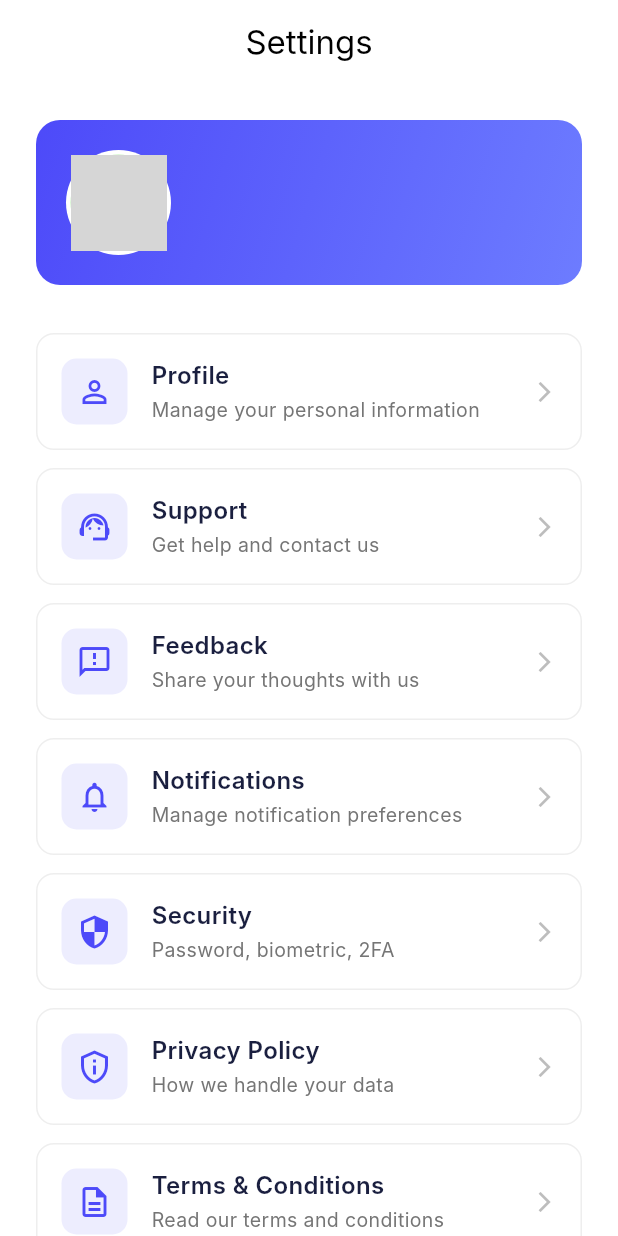
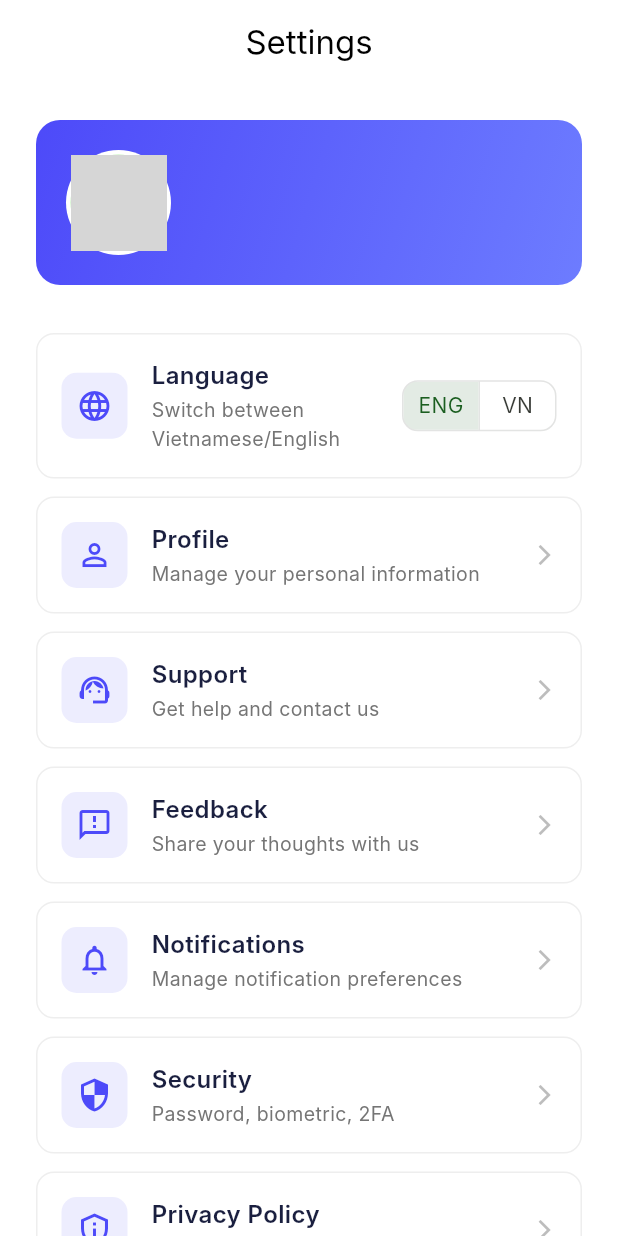
Before and after one commit to blacki0214/creditscoringapp, a Flutter app: the SettingsPage screen opened directly, on a phone screen of 412 x 824 dp. Run offline on Flutter 3.47's test engine with Material 3 defaults, Android fonts, the phone set to English and light mode, and no system bars; our stand-ins replace camera, cloud_firestore, file_picker, firebase_auth, firebase_core, firebase_storage and 6 more; accounts and stored records are empty; generated files the repository leaves out were written again; network calls fail; Roboto replaces fonts that are missing (Inter); statements that could not run were skipped; grey boxes are pictures that could not be loaded.

```diff
--- a/lib/settings/settings_page.dart
+++ b/lib/settings/settings_page.dart
@@ -3,6 +3,7 @@ import 'package:provider/provider.dart';
 import '../auth/login_page.dart';
 import '../viewmodels/settings_viewmodel.dart';
 import '../viewmodels/auth_viewmodel.dart';
+import '../viewmodels/language_viewmodel.dart';
 import 'profile_page.dart';
 import 'support_page.dart';
 import 'feedback_page.dart';
@@ -32,6 +33,8 @@ class _SettingsPageState extends State<SettingsPage> {
   @override
   Widget build(BuildContext context) {
     final settingsViewModel = context.watch<SettingsViewModel>();
+    final languageViewModel = context.watch<LanguageViewModel>();
+    final isVietnamese = languageViewModel.isVietnamese;
 
     return Scaffold(
       backgroundColor: Colors.white,
@@ -39,7 +42,10 @@ class _SettingsPageState extends State<SettingsPage> {
         backgroundColor: Colors.transparent,
         elevation: 0,
         automaticallyImplyLeading: false,
-        title: const Text('Settings', style: TextStyle(color: Colors.black)),
+        title: Text(
+          isVietnamese ? 'Cài đặt' : 'Settings',
+          style: const TextStyle(color: Colors.black),
+        ),
       ),
       body: SafeArea(
         child: Column(
@@ -111,6 +117,17 @@ class _SettingsPageState extends State<SettingsPage> {
                     ),
                     const SizedBox(height: 32),
                     // Settings options
+                    _buildSettingItem(
+                      context,
+                      icon: Icons.language,
+                      title: isVietnamese ? 'Ngôn ngữ' : 'Language',
+                      subtitle: isVietnamese
+                          ? 'Chuyển đổi tiếng Việt/English'
+                          : 'Switch between Vietnamese/English',
+                      trailing: _buildLanguageToggle(languageViewModel),
+                      onTap: () {},
+                    ),
+                    const SizedBox(height: 12),
                     _buildSettingItem(
                       context,
                       icon: Icons.person_outline,
@@ -228,14 +245,14 @@ class _SettingsPageState extends State<SettingsPage> {
                             side: BorderSide(color: Colors.red.shade200),
                           ),
                         ),
-                        child: const Row(
+                        child: Row(
                           mainAxisAlignment: MainAxisAlignment.center,
                           children: [
-                            Icon(Icons.logout, size: 20),
-                            SizedBox(width: 8),
+                            const Icon(Icons.logout, size: 20),
+                            const SizedBox(width: 8),
                             Text(
-                              'Logout',
-                              style: TextStyle(
+                              isVietnamese ? 'Đăng xuất' : 'Logout',
+                              style: const TextStyle(
                                 fontSize: 16,
                                 fontWeight: FontWeight.w600,
                               ),
@@ -300,6 +317,7 @@ class _SettingsPageState extends State<SettingsPage> {
     required String title,
     required String subtitle,
     required VoidCallback onTap,
+    Widget? trailing,
   }) {
     return InkWell(
       onTap: onTap,
@@ -342,18 +360,49 @@ class _SettingsPageState extends State<SettingsPage> {
                 ],
               ),
             ),
-            Icon(
-              Icons.arrow_forward_ios,
-              size: 16,
-              color: Colors.grey.shade400,
-            ),
+            trailing ??
+                Icon(
+                  Icons.arrow_forward_ios,
+                  size: 16,
+                  color: Colors.grey.shade400,
+                ),
           ],
         ),
       ),
     );
   }
 
+  Widget _buildLanguageToggle(LanguageViewModel languageViewModel) {
+    return ToggleButtons(
+      borderRadius: BorderRadius.circular(10),
+      constraints: const BoxConstraints(minHeight: 32, minWidth: 50),
+      isSelected: [
+        !languageViewModel.isVietnamese,
+        languageViewModel.isVietnamese,
+      ],
+      onPressed: (index) {
+        if (index == 0) {
+          languageViewModel.setLanguage('en');
+          return;
+        }
+        languageViewModel.setLanguage('vi');
+      },
+      children: const [
+        Padding(
+          padding: EdgeInsets.symmetric(horizontal: 8),
+          child: Text('ENG'),
+        ),
+        Padding(
+          padding: EdgeInsets.symmetric(horizontal: 8),
+          child: Text('VN'),
+        ),
+      ],
+    );
+  }
+
   void _showLogoutDialog(BuildContext context) {
+    final isVietnamese = context.read<LanguageViewModel>().isVietnamese;
+
     showDialog(
       context: context,
       builder: (BuildContext context) {
@@ -361,16 +410,18 @@ class _SettingsPageState extends State<SettingsPage> {
           shape: RoundedRectangleBorder(
             borderRadius: BorderRadius.circular(16),
           ),
-          title: const Text(
-            'Logout',
-            style: TextStyle(
+          title: Text(
+            isVietnamese ? 'Đăng xuất' : 'Logout',
+            style: const TextStyle(
               fontWeight: FontWeight.bold,
               color: Color(0xFF1A1F3F),
             ),
           ),
-          content: const Text(
-            'Are you sure you want to logout?',
-            style: TextStyle(fontSize: 15),
+          content: Text(
+            isVietnamese
+                ? 'Bạn có chắc chắn muốn đăng xuất?'
+                : 'Are you sure you want to logout?',
+            style: const TextStyle(fontSize: 15),
           ),
           actions: [
             TextButton(
@@ -378,7 +429,7 @@ class _SettingsPageState extends State<SettingsPage> {
                 Navigator.of(context).pop();
               },
               child: Text(
-                'Cancel',
+                isVietnamese ? 'Hủy' : 'Cancel',
                 style: TextStyle(
                   color: Colors.grey.shade600,
                   fontWeight: FontWeight.w600,
@@ -403,9 +454,9 @@ class _SettingsPageState extends State<SettingsPage> {
                   borderRadius: BorderRadius.circular(8),
                 ),
               ),
-              child: const Text(
-                'Logout',
-                style: TextStyle(
+              child: Text(
+                isVietnamese ? 'Đăng xuất' : 'Logout',
+                style: const TextStyle(
                   fontWeight: FontWeight.w600,
                   color: Colors.white,
                 ),
--- a/pubspec.yaml
+++ b/pubspec.yaml
@@ -30,6 +30,8 @@ environment:
 dependencies:
   flutter:
     sdk: flutter
+  flutter_localizations:
+    sdk: flutter
 
   # The following adds the Cupertino Icons font to your application.
   # Use with the CupertinoIcons class for iOS style icons.
@@ -51,7 +53,7 @@ dependencies:
   permission_handler: ^11.3.1
 
   # Date Formatting
-  intl: ^0.19.0
+  intl: ^0.20.2
 
   # Environment Variables & Security
   flutter_dotenv: ^5.1.0
```
Also changed, not shown: lib/config/app_environment.dart (added, +19 -0 lines), lib/home/home_page.dart (+21 -2 lines), lib/loan/loan_application_page.dart (+7 -2 lines), lib/main.dart (+17 -3 lines), lib/onboarding/splash_screen.dart (+4 -3 lines), lib/services/local_storage_service.dart (+14 -0 lines), lib/utils/app_localization.dart (added, +20 -0 lines), lib/viewmodels/language_viewmodel.dart (added, +31 -0 lines), pubspec.lock, 2 other files.
